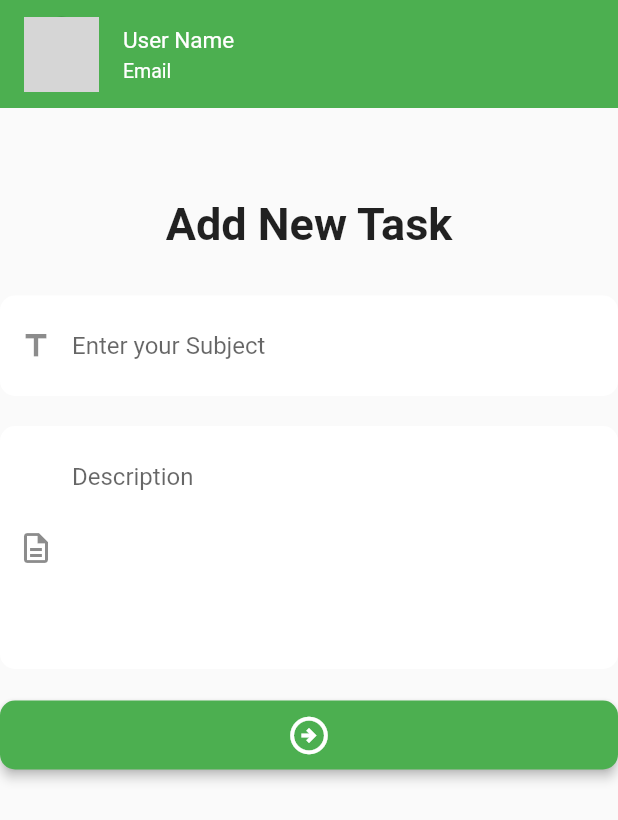
After one commit to moniruzzaman76/Task-Manager-App, a Flutter app: the NewTaskScreen screen opened directly, after a tap on the "add" icon, on a phone screen of 412 x 824 dp. The commit adds this screen. Shown: the top 820 px of the screen. Run offline on Flutter 3.47's test engine with Material 2 defaults, Android fonts, the phone set to English and light mode, and no system bars; our stand-ins replace flutter_svg, pin_code_fields; network calls fail; grey boxes are pictures that could not be loaded.

Commit message:
completed create task and update profile screen ui

```diff
--- /dev/null
+++ b/lib/ui/screen/create_task_Screen.dart
@@ -0,0 +1,72 @@
+import 'package:flutter/material.dart';
+import 'package:task_manager/ui/screen/bottom_nab_bar_screen.dart';
+import '../../widgets/user_profile_banar.dart';
+
+class CreateNewTaskScreen extends StatefulWidget {
+  const CreateNewTaskScreen({Key? key}) : super(key: key);
+
+  @override
+  State<CreateNewTaskScreen> createState() => _CreateNewTaskScreenState();
+}
+
+class _CreateNewTaskScreenState extends State<CreateNewTaskScreen> {
+
+  final TextEditingController _subjectEditingController = TextEditingController();
+  final TextEditingController _descriptionEditingController = TextEditingController();
+
+  @override
+  Widget build(BuildContext context) {
+    return Scaffold(
+      body: SafeArea(
+        child: SingleChildScrollView(
+          child: Column(
+            children: [
+               InkWell(
+                 onTap:(){} ,
+                   child: const UserProfileBanner(),
+               ),
+              const SizedBox(height: 60),
+              Text("Add New Task",
+                style: Theme.of(context).textTheme.titleLarge,),
+
+              const SizedBox(height: 30,),
+
+              TextFormField(
+                controller: _subjectEditingController,
+                decoration: const InputDecoration(
+                  hintText: "Enter your Subject",
+                  prefixIcon: Icon(Icons.title_outlined),
+                ),
+              ),
+
+              const SizedBox(height: 20,),
+
+              TextFormField(
+                controller: _descriptionEditingController,
+                maxLines: 6,
+                decoration: const InputDecoration(
+                  hintText: "Description",
+                  prefixIcon: Icon(Icons.description_outlined),
+                ),
+              ),
+
+              const SizedBox(height: 20,),
+
+              SizedBox(
+                width: double.infinity,
+                child: ElevatedButton(
+                    onPressed: (){
+                      Navigator.push(context,
+                          MaterialPageRoute(
+                              builder: (context)=>const BottomNabBarScreen()));
+                    },
+                    child: const Icon(Icons.arrow_circle_right_outlined,size: 30,)
+                ),
+              ),
+            ],
+          ),
+        ),
+      )
+    );
+  }
+}
--- a/lib/ui/screen/new_task_screen.dart
+++ b/lib/ui/screen/new_task_screen.dart
@@ -1,4 +1,6 @@
 import 'package:flutter/material.dart';
+import 'package:task_manager/ui/screen/create_task_Screen.dart';
+import 'package:task_manager/ui/screen/update_profile_screen.dart';
 import '../../widgets/list_tile_task.dart';
 import '../../widgets/summery_card.dart';
 import '../../widgets/user_profile_banar.dart';
@@ -13,12 +15,18 @@ class NewTaskScreen extends StatefulWidget {
 class _NewTaskScreenState extends State<NewTaskScreen> {
   @override
   Widget build(BuildContext context) {
-    return  const Scaffold(
+    return  Scaffold(
       body: SafeArea(
         child: Column(
           children: [
-            UserProfileBanner(),
-            Row(
+            InkWell(
+              onTap: (){
+                Navigator.push(context, MaterialPageRoute(
+                    builder: (context)=>const UpdateProfileScreen()));
+              } ,
+              child: const UserProfileBanner(),
+            ),
+            const Row(
               children: [
                 SummeryCard(
                   count: '4',
@@ -42,6 +50,13 @@ class _NewTaskScreenState extends State<NewTaskScreen> {
           ],
         ),
       ),
+      floatingActionButton: FloatingActionButton(
+          onPressed:(){
+            Navigator.push(context, MaterialPageRoute(
+                builder: (context)=>const CreateNewTaskScreen()));
+          },
+        child: const Icon(Icons.add),
+      ),
     );
   }
 }
--- a/lib/widgets/user_profile_banar.dart
+++ b/lib/widgets/user_profile_banar.dart
@@ -8,9 +8,10 @@ class UserProfileBanner extends StatelessWidget {
   @override
   Widget build(BuildContext context) {
     return const ListTile(
+
       tileColor: Colors.green,
       leading:CircleAvatar(
-        backgroundImage: NetworkImage(""),
+        backgroundImage: NetworkImage("https://images.unsplash.com/photo-1503023345310-bd7c1de61c7d?ixlib=rb-4.0.3&ixid=M3wxMjA3fDB8MHxzZWFyY2h8Mnx8aHVtYW58ZW58MHx8MHx8fDA%3D&w=1000&q=80",scale:1),
         radius: 25,
       ),
       title: Text("User Name",style: TextStyle(
```
Also changed, not shown: lib/ui/screen/cancel_screen.dart (+13 -2 lines), lib/ui/screen/completed_screen.dart (+13 -2 lines), lib/ui/screen/inprogress_screen.dart (+10 -3 lines), lib/ui/screen/update_profile_screen.dart (added, +156 -0 lines).
